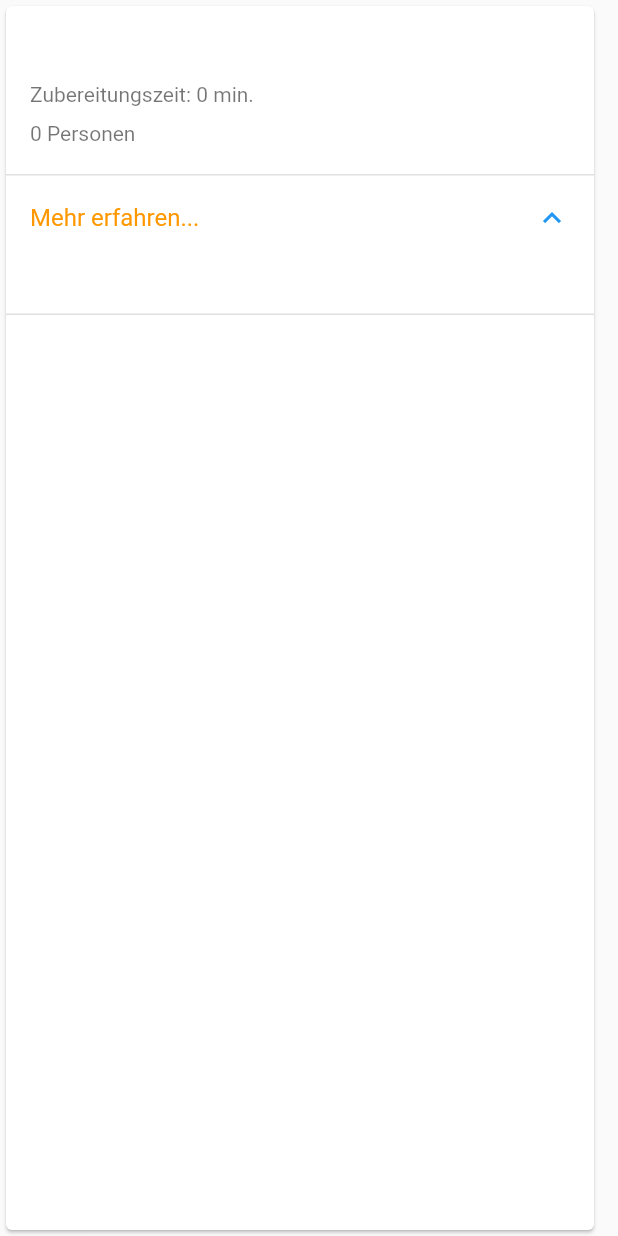
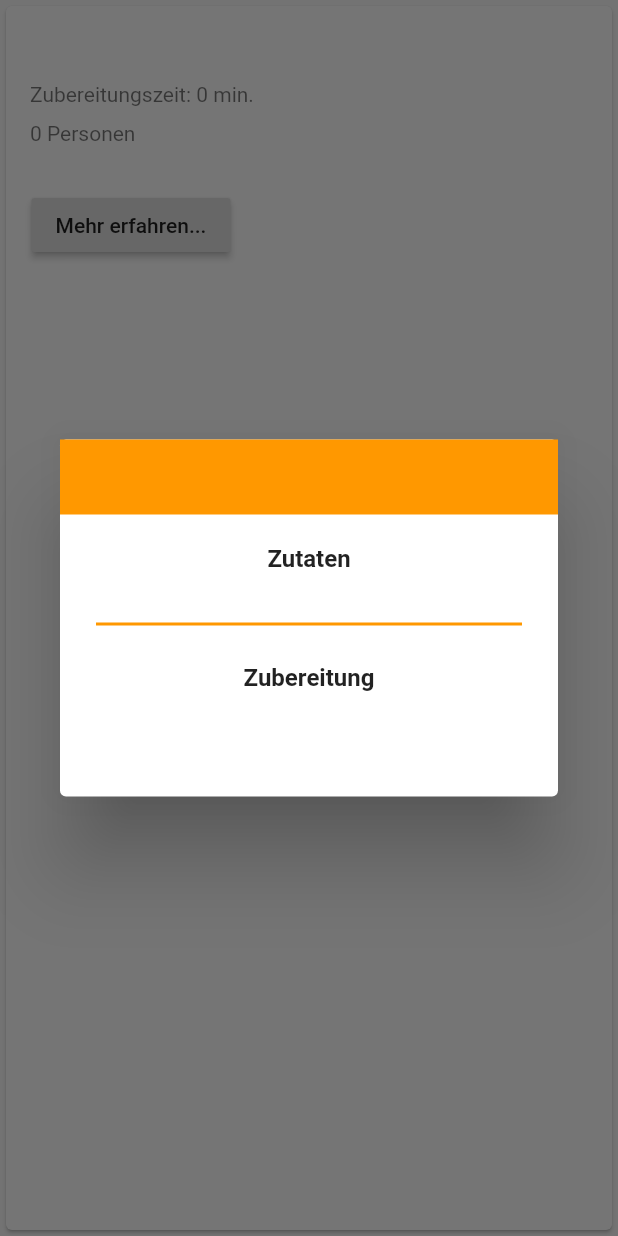
Before and after one commit to mmoosbac94/Rezeptbuch, a Flutter app: the RecipeCard widget shown alone on an empty page, opened directly with empty values, after a tap on "Mehr erfahren...", on a phone screen of 412 x 824 dp. Run offline on Flutter 3.47's test engine with Material 2 defaults, Android fonts, the light colour scheme and no system bars; generated files the repository leaves out were written again; network calls fail.

Commit message:
Implemented gridview + improved adding recipes

```diff
--- a/lib/usecases/add_recipe_usecase.dart
+++ b/lib/usecases/add_recipe_usecase.dart
@@ -4,7 +4,7 @@ class AddRecipeUseCase extends ChangeNotifier {
   List<String> ingredientsList = [];
 
   void addIngredient(TextEditingController controller) {
-    ingredientsList.add(controller.text);
+    if (controller.text.isNotEmpty) ingredientsList.add(controller.text);
     controller.clear();
     notifyListeners();
   }
--- /dev/null
+++ b/lib/userinterface/recipe_gridview.dart
@@ -0,0 +1,79 @@
+import 'package:flutter/material.dart';
+import 'package:recipeWebApp/models/recipe.dart';
+import 'package:recipeWebApp/userinterface/recipe_view.dart';
+
+class RecipeGridView extends StatelessWidget {
+  final Result result;
+
+  const RecipeGridView({@required this.result});
+
+  @override
+  Widget build(BuildContext context) {
+    final double width = MediaQuery.of(context).size.width;
+
+    return GridView.count(
+        shrinkWrap: true,
+        childAspectRatio: MediaQuery.of(context).size.height * 0.003,
+        crossAxisCount: _checkCount(width),
+        crossAxisSpacing: 20.0,
+        mainAxisSpacing: 20.0,
+        padding: const EdgeInsets.all(20.0),
+        children: List.generate(result.hits.hits.length,
+            (index) => RecipeCard(document: result.hits.hits[index])));
+  }
+}
+
+int _checkCount(double width) {
+  if (width > 1100) {
+    return 3;
+  } else if (width <= 570) {
+    return 1;
+  } else if (width <= 1100) {
+    return 2;
+  }
+  return 1;
+}
+
+class RecipeCard extends StatelessWidget {
+  final Document document;
+
+  const RecipeCard({this.document});
+
+  @override
+  Widget build(BuildContext context) {
+    return Card(
+      child: Column(
+        crossAxisAlignment: CrossAxisAlignment.start,
+        children: [
+          ListTile(
+              title: Padding(
+                padding: const EdgeInsets.only(top: 8.0),
+                child: Text(document.recipe.name,
+                    style: TextStyle(fontWeight: FontWeight.bold)),
+              ),
+              subtitle: Column(
+                crossAxisAlignment: CrossAxisAlignment.start,
+                children: [
+                  Padding(
+                    padding: const EdgeInsets.only(top: 20.0, bottom: 10.0),
+                    child: Text(
+                        'Zubereitungszeit: ${document.recipe.time.toString()} min.'),
+                  ),
+                  Text('${document.recipe.persons} Personen')
+                ],
+              ),
+              trailing: Text(document.recipe.category)),
+          Padding(
+            padding: const EdgeInsets.only(top: 25, left: 17),
+            child: RaisedButton(
+              onPressed: () => showDialog<dynamic>(
+                  context: context,
+                  builder: (context) => RecipeView(recipe: document.recipe)),
+              child: const Text('Mehr erfahren...'),
+            ),
+          ),
+        ],
+      ),
+    );
+  }
+}
--- a/lib/userinterface/recipe_listview.dart
+++ /dev/null
@@ -1,80 +0,0 @@
-import 'package:flutter/material.dart';
-import 'package:recipeWebApp/models/recipe.dart';
-
-class RecipeListView extends StatelessWidget {
-  final Result result;
-
-  const RecipeListView({@required this.result});
-
-  @override
-  Widget build(BuildContext context) {
-    return ListView.builder(
-        itemCount: result.hits.hits.length,
-        scrollDirection: Axis.vertical,
-        shrinkWrap: true,
-        padding: const EdgeInsets.all(30),
-        itemBuilder: (context, index) {
-          return RecipeCard(document: result.hits.hits[index]);
-        });
-  }
-}
-
-class RecipeCard extends StatelessWidget {
-  final Document document;
-
-  const RecipeCard({this.document});
-
-  @override
-  Widget build(BuildContext context) {
-    return SizedBox(
-      width: 400,
-      child: Card(
-        child: Column(children: [
-          ListTile(
-              title: Padding(
-                padding: const EdgeInsets.only(top: 8.0),
-                child: Text(document.recipe.name,
-                    style: TextStyle(fontWeight: FontWeight.bold)),
-              ),
-              subtitle: Column(
-                crossAxisAlignment: CrossAxisAlignment.start,
-                children: [
-                  Padding(
-                    padding: const EdgeInsets.only(top: 20.0, bottom: 10.0),
-                    child: Text(
-                        'Zubereitungszeit: ${document.recipe.time.toString()} min.'),
-                  ),
-                  Text('${document.recipe.persons} Personen')
-                ],
-              ),
-              trailing: Text(document.recipe.category)),
-          Padding(
-            padding: const EdgeInsets.only(top: 15),
-            child: Theme(
-              data: Theme.of(context).copyWith(accentColor: Colors.orange),
-              child: ExpansionTile(
-                title: Text(
-                  'Mehr erfahren...',
-                  style: TextStyle(color: Colors.orange),
-                ),
-                children: <Widget>[
-                  Column(
-                      children: document.recipe.ingredients
-                          .map((ingredient) => Text(ingredient))
-                          .toList()),
-                  Align(
-                      alignment: Alignment.topLeft,
-                      child: Padding(
-                        padding: const EdgeInsets.only(
-                            top: 10.0, bottom: 10, left: 20),
-                        child: Text(document.recipe.preparation),
-                      )),
-                ],
-              ),
-            ),
-          )
-        ]),
-      ),
-    );
-  }
-}
--- a/lib/userinterface/recipe_page_body.dart
+++ b/lib/userinterface/recipe_page_body.dart
@@ -1,7 +1,7 @@
 import 'package:flutter/material.dart';
 import 'package:provider/provider.dart';
 import 'package:recipeWebApp/usecases/recipe_usecase.dart';
-import 'package:recipeWebApp/userinterface/recipe_listview.dart';
+import 'package:recipeWebApp/userinterface/recipe_gridview.dart';
 
 class RecipePageBody extends StatelessWidget {
   @override
@@ -20,7 +20,7 @@ class RecipePageBody extends StatelessWidget {
             .isEmpty) {
           return const Text('Es wurde nichts gefunden...');
         }
-        return RecipeListView(
+        return RecipeGridView(
             result: (recipeUseCase.state as RecipeUseCaseSuccess).result);
       }
       return Container();
--- /dev/null
+++ b/lib/userinterface/recipe_view.dart
@@ -0,0 +1,77 @@
+import 'package:flutter/cupertino.dart';
+import 'package:flutter/material.dart';
+import 'package:recipeWebApp/models/recipe.dart';
+
+class RecipeView extends StatelessWidget {
+  final Recipe recipe;
+
+  const RecipeView({this.recipe});
+
+  @override
+  Widget build(BuildContext context) {
+    return AlertDialog(
+      titlePadding: const EdgeInsets.all(0.0),
+      title: Container(
+          width: 50,
+          height: 50,
+          color: Colors.orange,
+          child: Center(child: Text(recipe.name))),
+      titleTextStyle: const TextStyle(
+          color: Colors.white, fontWeight: FontWeight.bold, fontSize: 20),
+      content: _buildRecipeContent(),
+      scrollable: true,
+    );
+  }
+
+  Widget _buildRecipeContent() {
+    return Container(
+      width: 500,
+      child: Column(children: <Widget>[
+        _createIngredientsPart(),
+        _divider(),
+        _createPreparationPart(),
+        Text(recipe.tip)
+      ]),
+    );
+  }
+
+  Widget _createIngredientsPart() {
+    return Container(
+      child: Column(
+        children: <Widget>[
+          const Padding(
+            padding: EdgeInsets.only(bottom: 8.0),
+            child:
+                Text('Zutaten', style: TextStyle(fontWeight: FontWeight.bold)),
+          ),
+          Column(
+              children: recipe.ingredients
+                  .map((ingredient) => Text(ingredient))
+                  .toList())
+        ],
+      ),
+    );
+  }
+
+  Widget _createPreparationPart() {
+    return Container(
+      child: Column(
+        children: <Widget>[
+          const Padding(
+            padding: EdgeInsets.only(bottom: 8.0),
+            child: Text('Zubereitung',
+                style: TextStyle(fontWeight: FontWeight.bold)),
+          ),
+          Text(recipe.preparation)
+        ],
+      ),
+    );
+  }
+
+  Widget _divider() {
+    return Padding(
+      padding: const EdgeInsets.only(bottom: 25.0, top: 25),
+      child: Container(height: 2, color: Colors.orange),
+    );
+  }
+}
```
Also changed, not shown: lib/userinterface/add_recipe_dialog.dart (+5 -7 lines), lib/webservice.dart (+4 -13 lines), pubspec.lock.
